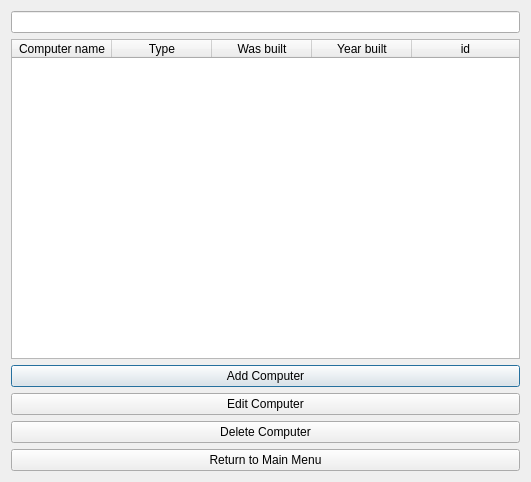
Qt form computerwindow.ui (stefanv15/verklegtNamskeid_skil3) before a commit.
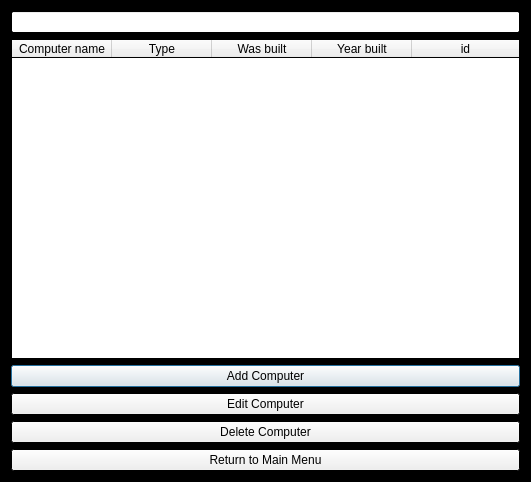
The same form after that commit.

```diff
--- a/computerwindow.ui
+++ b/computerwindow.ui
@@ -10,6 +10,70 @@
     <height>482</height>
    </rect>
   </property>
+  <property name="palette">
+   <palette>
+    <active>
+     <colorrole role="Base">
+      <brush brushstyle="SolidPattern">
+       <color alpha="255">
+        <red>255</red>
+        <green>255</green>
+        <blue>255</blue>
+       </color>
+      </brush>
+     </colorrole>
+     <colorrole role="Window">
+      <brush brushstyle="SolidPattern">
+       <color alpha="255">
+        <red>0</red>
+        <green>0</green>
+        <blue>0</blue>
+       </color>
+      </brush>
+     </colorrole>
+    </active>
+    <inactive>
+     <colorrole role="Base">
+      <brush brushstyle="SolidPattern">
+       <color alpha="255">
+        <red>255</red>
+        <green>255</green>
+        <blue>255</blue>
+       </color>
+      </brush>
+     </colorrole>
+     <colorrole role="Window">
+      <brush brushstyle="SolidPattern">
+       <color alpha="255">
+        <red>0</red>
+        <green>0</green>
+        <blue>0</blue>
+       </color>
+      </brush>
+     </colorrole>
+    </inactive>
+    <disabled>
+     <colorrole role="Base">
+      <brush brushstyle="SolidPattern">
+       <color alpha="255">
+        <red>0</red>
+        <green>0</green>
+        <blue>0</blue>
+       </color>
+      </brush>
+     </colorrole>
+     <colorrole role="Window">
+      <brush brushstyle="SolidPattern">
+       <color alpha="255">
+        <red>0</red>
+        <green>0</green>
+        <blue>0</blue>
+       </color>
+      </brush>
+     </colorrole>
+    </disabled>
+   </palette>
+  </property>
   <property name="windowTitle">
    <string>Computer list</string>
   </property>
@@ -25,6 +89,97 @@
        <height>284</height>
       </size>
      </property>
+     <property name="palette">
+      <palette>
+       <active>
+        <colorrole role="Base">
+         <brush brushstyle="SolidPattern">
+          <color alpha="255">
+           <red>255</red>
+           <green>255</green>
+           <blue>255</blue>
+          </color>
+         </brush>
+        </colorrole>
+        <colorrole role="Window">
+         <brush brushstyle="SolidPattern">
+          <color alpha="255">
+           <red>0</red>
+           <green>0</green>
+           <blue>0</blue>
+          </color>
+         </brush>
+        </colorrole>
+        <colorrole role="AlternateBase">
+         <brush brushstyle="SolidPattern">
+          <color alpha="255">
+           <red>255</red>
+           <green>170</green>
+           <blue>0</blue>
+          </color>
+         </brush>
+        </colorrole>
+       </active>
+       <inactive>
+        <colorrole role="Base">
+         <brush brushstyle="SolidPattern">
+          <color alpha="255">
+           <red>255</red>
+           <green>255</green>
+           <blue>255</blue>
+          </color>
+         </brush>
+        </colorrole>
+        <colorrole role="Window">
+         <brush brushstyle="SolidPattern">
+          <color alpha="255">
+           <red>0</red>
+           <green>0</green>
+           <blue>0</blue>
+          </color>
+         </brush>
+        </colorrole>
+        <colorrole role="AlternateBase">
+         <brush brushstyle="SolidPattern">
+          <color alpha="255">
+           <red>255</red>
+           <green>170</green>
+           <blue>0</blue>
+          </color>
+         </brush>
+        </colorrole>
+       </inactive>
+       <disabled>
+        <colorrole role="Base">
+         <brush brushstyle="SolidPattern">
+          <color alpha="255">
+           <red>0</red>
+           <green>0</green>
+           <blue>0</blue>
+          </color>
+         </brush>
+        </colorrole>
+        <colorrole role="Window">
+         <brush brushstyle="SolidPattern">
+          <color alpha="255">
+           <red>0</red>
+           <green>0</green>
+           <blue>0</blue>
+          </color>
+         </brush>
+        </colorrole>
+        <colorrole role="AlternateBase">
+         <brush brushstyle="SolidPattern">
+          <color alpha="255">
+           <red>255</red>
+           <green>170</green>
+           <blue>0</blue>
+          </color>
+         </brush>
+        </colorrole>
+       </disabled>
+      </palette>
+     </property>
      <property name="sortingEnabled">
       <bool>true</bool>
      </property>
```
